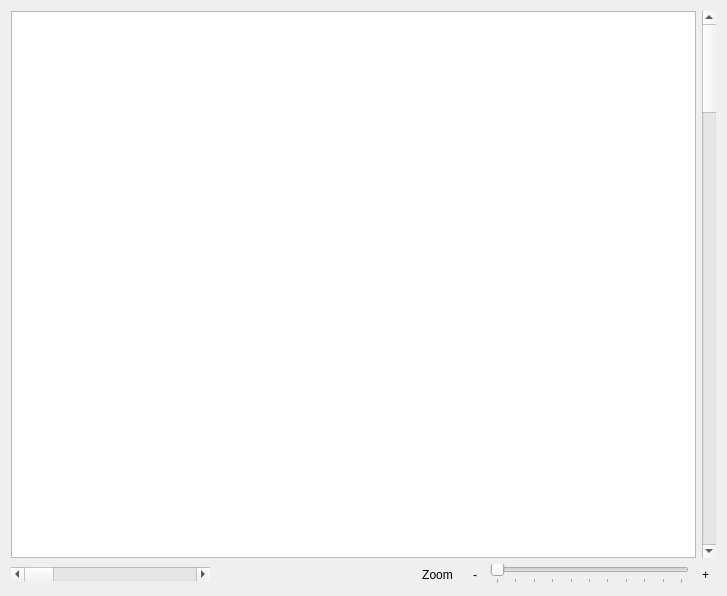
Qt form src/Mod/Spreadsheet/Gui/Params.ui (Xargas/FreeCAD) before a commit.
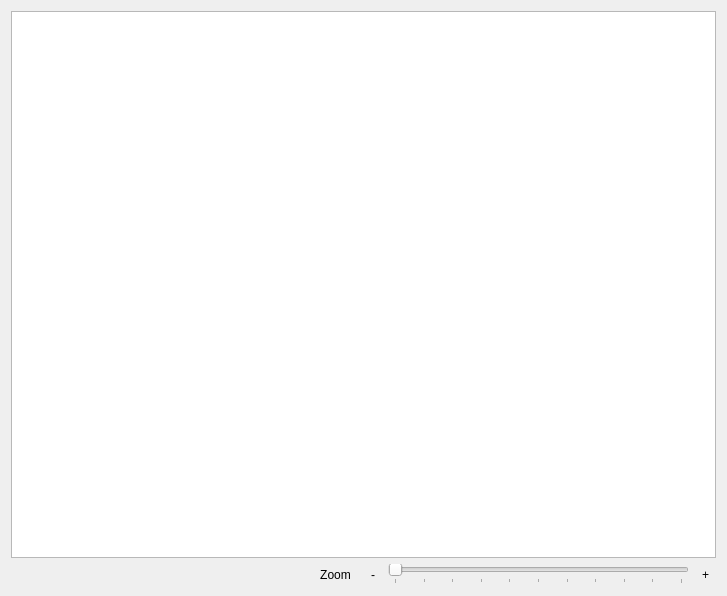
The same form after that commit. Custom widgets are drawn as their Qt base class.

Commit message: add separate view and model for param variant, still work in progress

Patch:
```diff
--- a/src/Mod/Spreadsheet/Gui/Params.ui
+++ b/src/Mod/Spreadsheet/Gui/Params.ui
@@ -15,52 +15,10 @@
   </property>
   <layout class="QVBoxLayout" name="verticalLayout">
    <item>
-    <layout class="QHBoxLayout" name="horizontalLayout_2">
-     <item>
-      <widget class="SpreadsheetGui::SheetParamsView" name="cells"/>
-     </item>
-     <item>
-      <widget class="QScrollBar" name="realSB_v">
-       <property name="sizePolicy">
-        <sizepolicy hsizetype="Fixed" vsizetype="Expanding">
-         <horstretch>0</horstretch>
-         <verstretch>0</verstretch>
-        </sizepolicy>
-       </property>
-       <property name="singleStep">
-        <number>5</number>
-       </property>
-       <property name="pageStep">
-        <number>20</number>
-       </property>
-       <property name="orientation">
-        <enum>Qt::Vertical</enum>
-       </property>
-      </widget>
-     </item>
-    </layout>
+    <widget class="SpreadsheetGui::SheetParamsView" name="cells"/>
    </item>
    <item>
     <layout class="QHBoxLayout" name="horizontalLayout">
-     <item>
-      <widget class="QScrollBar" name="realSB_h">
-       <property name="sizePolicy">
-        <sizepolicy hsizetype="Expanding" vsizetype="Fixed">
-         <horstretch>0</horstretch>
-         <verstretch>0</verstretch>
-        </sizepolicy>
-       </property>
-       <property name="singleStep">
-        <number>5</number>
-       </property>
-       <property name="pageStep">
-        <number>20</number>
-       </property>
-       <property name="orientation">
-        <enum>Qt::Horizontal</enum>
-       </property>
-      </widget>
-     </item>
      <item>
       <spacer name="horizontalSpacer">
        <property name="orientation">
```
The commit also changes 11 other files.
